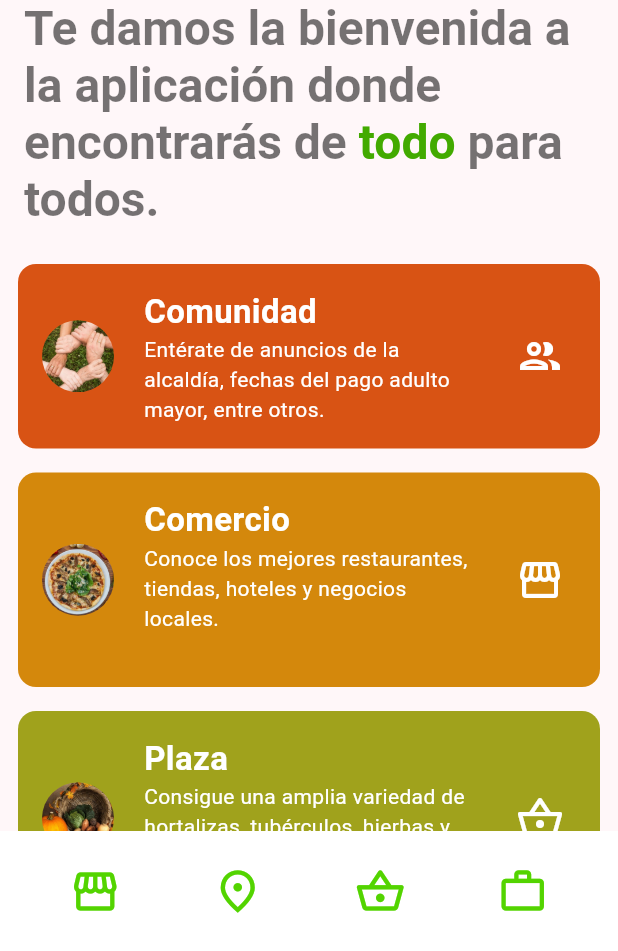
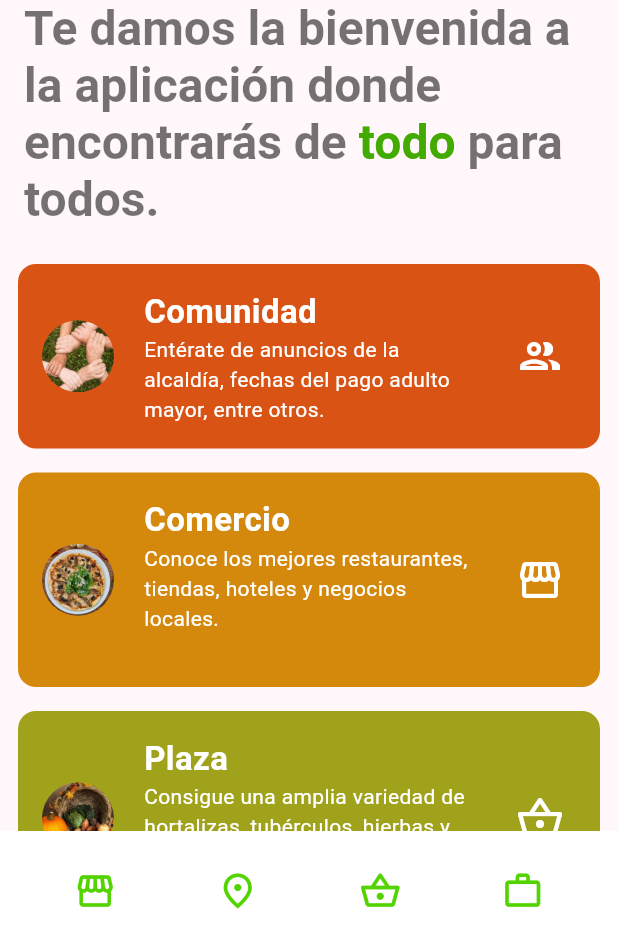
Before and after one commit to CristhianMoreno97/Puebly, a Flutter app: the screen it shows after launch, on a phone screen of 412 x 824 dp, the part 285-1236 px from its top. Run offline on Flutter 3.47's test engine with Material 2 defaults, Android fonts, the phone set to English and light mode, and no system bars; our stand-ins replace flutter_custom_clippers, flutter_dotenv, flutter_riverpod, font_awesome_flutter, go_router, webview_flutter.

Commit message:
ajustar barra de navegacion inferior

```diff
--- a/lib/features/home/presentation/widgets/custom_tab_item.dart
+++ b/lib/features/home/presentation/widgets/custom_tab_item.dart
@@ -32,7 +32,7 @@ class CustomTabItem extends StatelessWidget {
       onTap: onTap,
       child: Container(
         height: 56,
-        padding: const EdgeInsets.symmetric(horizontal: 12),
+        padding: const EdgeInsets.symmetric(horizontal: 16),
         decoration: BoxDecoration(
           gradient: tabColor,
           borderRadius: const BorderRadius.all(Radius.circular(12.0)),
@@ -44,7 +44,7 @@ class CustomTabItem extends StatelessWidget {
             Icon(
               isSelected ? tabInfo.iconDataSelected : tabInfo.iconData,
               color: iconColor,
-              size: 34,
+              size: 28,
               shadows: isSelected
                   ? [
                       Shadow(
@@ -62,9 +62,8 @@ class CustomTabItem extends StatelessWidget {
     );
   }
 
-  Flexible buildTabText(Color textColor) {
-    return Flexible(
-      child: SizedBox(
+  Widget buildTabText(Color textColor) {
+    return SizedBox(
       width: 88,
       child: Center(
         child: Text(
@@ -72,7 +71,7 @@ class CustomTabItem extends StatelessWidget {
           style: TextStyle(
             color: textColor,
             fontWeight: FontWeight.bold,
-              fontSize: 20,
+            fontSize: 20.0,
             shadows: [
               Shadow(
                 color: Colors.black.withOpacity(0.4),
@@ -80,7 +79,6 @@ class CustomTabItem extends StatelessWidget {
                 offset: const Offset(0, 1),
               ),
             ],
-            ),
           ),
         ),
       ),
```
Lines whose indentation alone changed are shown as unchanged.
